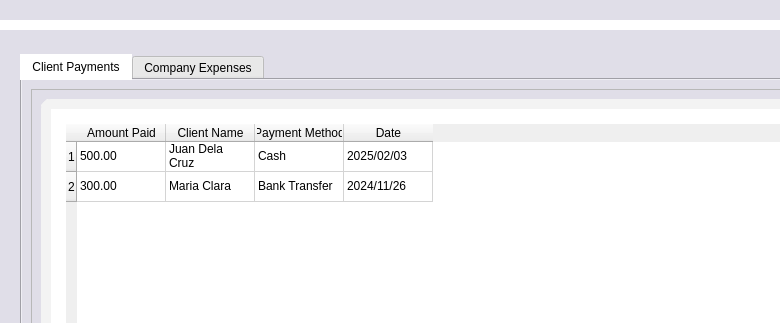
The window that QtGUI/form.ui (Ponard/InvestoPinoy) describes before a commit, drawn with Qt 5; both pictures show x 140 to 920 and y 0 to 323 of the 1280 by 891 pixel window.
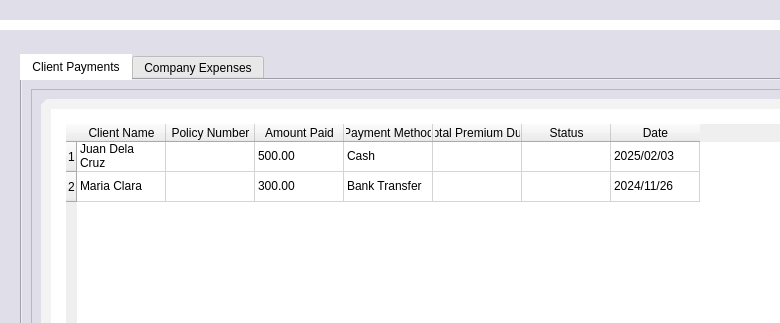
The same window after the commit. The open tabs and pages were chosen to show the change. Icons and pictures are not drawn.

Commit message: add columns to Client Payments tab under Collection tab

```diff
--- a/QtGUI/form.ui
+++ b/QtGUI/form.ui
@@ -8896,7 +8896,7 @@
                     <number>16</number>
                    </property>
                    <property name="columnCount">
-                    <number>4</number>
+                    <number>7</number>
                    </property>
                    <attribute name="horizontalHeaderCascadingSectionResizes">
                     <bool>false</bool>
@@ -8915,6 +8915,16 @@
                    </attribute>
                    <row/>
                    <row/>
+                   <column>
+                    <property name="text">
+                     <string>Client Name</string>
+                    </property>
+                   </column>
+                   <column>
+                    <property name="text">
+                     <string>Policy Number</string>
+                    </property>
+                   </column>
                    <column>
                     <property name="text">
                      <string>Amount Paid</string>
@@ -8925,16 +8935,21 @@
                      </font>
                     </property>
                    </column>
-                   <column>
-                    <property name="text">
-                     <string>Client Name</string>
-                    </property>
-                   </column>
                    <column>
                     <property name="text">
                      <string>Payment Method</string>
                     </property>
                    </column>
+                   <column>
+                    <property name="text">
+                     <string>Total Premium Due</string>
+                    </property>
+                   </column>
+                   <column>
+                    <property name="text">
+                     <string>Status</string>
+                    </property>
+                   </column>
                    <column>
                     <property name="text">
                      <string>Date</string>
@@ -8942,40 +8957,40 @@
                    </column>
                    <item row="0" column="0">
                     <property name="text">
-                     <string>500.00</string>
-                    </property>
-                   </item>
-                   <item row="0" column="1">
-                    <property name="text">
                      <string>Juan Dela Cruz</string>
                     </property>
                    </item>
                    <item row="0" column="2">
                     <property name="text">
-                     <string>Cash</string>
+                     <string>500.00</string>
                     </property>
                    </item>
                    <item row="0" column="3">
                     <property name="text">
+                     <string>Cash</string>
+                    </property>
+                   </item>
+                   <item row="0" column="6">
+                    <property name="text">
                      <string>2025/02/03</string>
                     </property>
                    </item>
                    <item row="1" column="0">
                     <property name="text">
-                     <string>300.00</string>
-                    </property>
-                   </item>
-                   <item row="1" column="1">
-                    <property name="text">
                      <string>Maria Clara</string>
                     </property>
                    </item>
                    <item row="1" column="2">
                     <property name="text">
-                     <string>Bank Transfer</string>
+                     <string>300.00</string>
                     </property>
                    </item>
                    <item row="1" column="3">
+                    <property name="text">
+                     <string>Bank Transfer</string>
+                    </property>
+                   </item>
+                   <item row="1" column="6">
                     <property name="text">
                      <string>2024/11/26</string>
                     </property>
```
